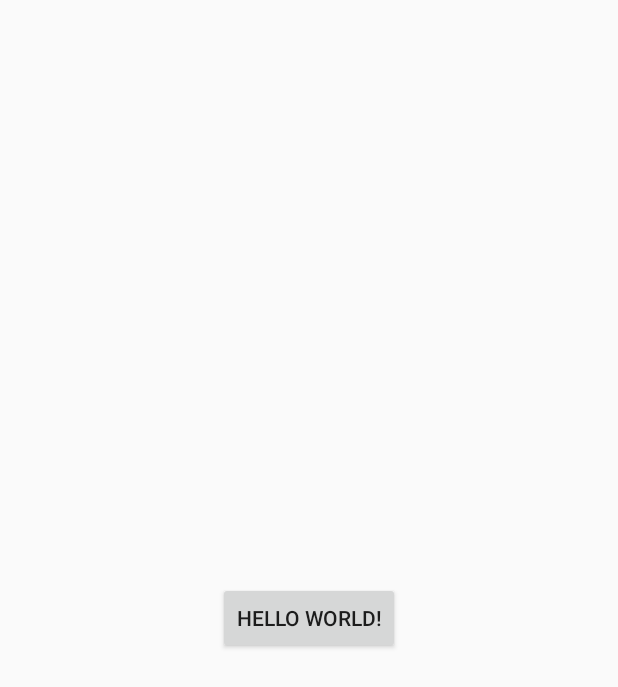
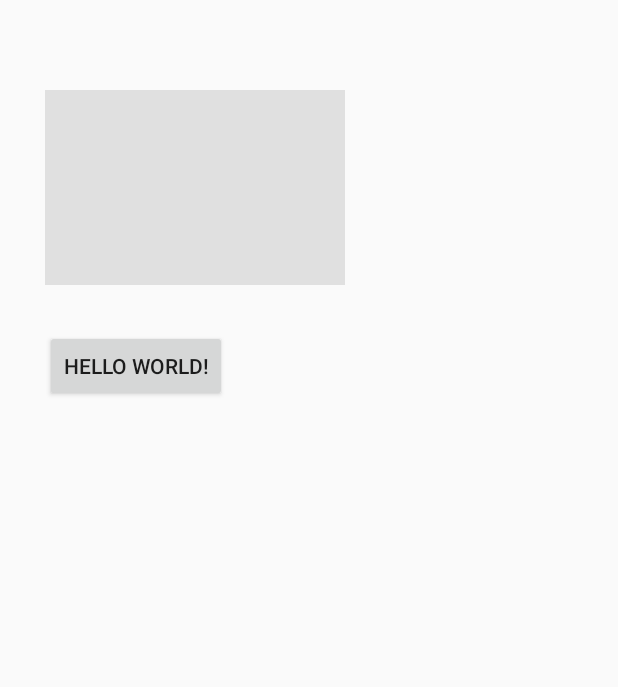
Before and after one commit to ahxiangkui/SNTImageBrowser, an Android app: the layout activity_main.xml on its own in the app's theme, with its tools: preview values and no code run, on a phone screen of 412 x 824 dp. Shown: the top 687 px of the screen. Run offline under Robolectric (Android 15) with nearby library versions, the phone set to English and light mode, and no system bars.

Commit message:
新增切换动画

```diff
--- a/app/build.gradle
+++ b/app/build.gradle
@@ -4,7 +4,7 @@ android {
     compileSdkVersion 28
     defaultConfig {
         applicationId "com.snt.sntimagebrowser.test"
-        minSdkVersion 19
+        minSdkVersion 21
         targetSdkVersion 28
         versionCode 1
         versionName "1.0"
@@ -22,5 +22,9 @@ dependencies {
     implementation fileTree(include: ['*.jar'], dir: 'libs')
     implementation 'com.android.support:appcompat-v7:28.0.0'
     implementation 'com.android.support.constraint:constraint-layout:1.1.3'
+    implementation 'com.facebook.fresco:fresco:1.5.0'
+    implementation 'me.relex:photodraweeview:1.1.3'
+    implementation 'com.github.bumptech.glide:glide:4.9.0'
+    annotationProcessor 'com.github.bumptech.glide:compiler:4.9.0'
     implementation project(':snt_image_browser')
 }
--- a/app/src/main/AndroidManifest.xml
+++ b/app/src/main/AndroidManifest.xml
@@ -1,5 +1,6 @@
 <?xml version="1.0" encoding="utf-8"?>
 <manifest xmlns:android="http://schemas.android.com/apk/res/android"
+    xmlns:tools="http://schemas.android.com/tools"
     package="com.snt.sntimagebrowser.test">
 
     <application
--- a/app/src/main/res/layout/activity_main.xml
+++ b/app/src/main/res/layout/activity_main.xml
@@ -1,19 +1,27 @@
 <?xml version="1.0" encoding="utf-8"?>
-<android.support.constraint.ConstraintLayout xmlns:android="http://schemas.android.com/apk/res/android"
+<LinearLayout xmlns:android="http://schemas.android.com/apk/res/android"
     xmlns:app="http://schemas.android.com/apk/res-auto"
     xmlns:tools="http://schemas.android.com/tools"
     android:layout_width="match_parent"
     android:layout_height="match_parent"
+    android:orientation="vertical"
+    android:paddingLeft="30dp"
+    android:paddingTop="60dp"
     tools:context=".MainActivity">
 
+    <ImageView
+        android:layout_width="200dp"
+        android:layout_height="130dp"
+        android:background="#E0E0E0"
+        android:id="@+id/image_view"
+        />
+
     <Button
+        android:layout_marginTop="30dp"
         android:id="@+id/btn_show_browser"
         android:layout_width="wrap_content"
         android:layout_height="wrap_content"
         android:text="Hello World!"
-        app:layout_constraintBottom_toBottomOf="parent"
-        app:layout_constraintLeft_toLeftOf="parent"
-        app:layout_constraintRight_toRightOf="parent"
-        app:layout_constraintTop_toTopOf="parent" />
+        />
 
-</android.support.constraint.ConstraintLayout>
+</LinearLayout>
--- a/snt_image_browser/src/main/AndroidManifest.xml
+++ b/snt_image_browser/src/main/AndroidManifest.xml
@@ -1,9 +1,12 @@
 <?xml version="1.0" encoding="utf-8"?>
 <manifest xmlns:android="http://schemas.android.com/apk/res/android"
+    xmlns:tools="http://schemas.android.com/tools"
     package="com.snt.lib.snt_image_browser">
     <uses-permission android:name="android.permission.INTERNET"/>
     <application>
-        <activity android:name=".ImageBrowserActivity"></activity>
+        <activity android:name=".ImageBrowserActivity"
+            android:theme="@style/AppTheme.ImageDetail"
+            />
     </application>
 
 </manifest>
--- a/snt_image_browser/src/main/java/com/snt/lib/snt_image_browser/ImageBrowserTabAdapter.java
+++ b/snt_image_browser/src/main/java/com/snt/lib/snt_image_browser/ImageBrowserTabAdapter.java
@@ -18,11 +18,13 @@ public class ImageBrowserTabAdapter extends FragmentStatePagerAdapter {
 
     private List<View> tabViews = new ArrayList<>();
     private List<ImageItem> items;
+    private ImageFragmentCallback callback;
 
-    public ImageBrowserTabAdapter(FragmentManager fm, Context context, List<ImageItem> items) {
+    public ImageBrowserTabAdapter(FragmentManager fm, Context context, List<ImageItem> items, ImageFragmentCallback callback) {
         super(fm);
         this.context = context;
         this.items = items;
+        this.callback = callback;
     }
 
     public List<View> getTabViews() {
@@ -32,7 +34,7 @@ public class ImageBrowserTabAdapter extends FragmentStatePagerAdapter {
     @Override
     public Fragment getItem(int position) {
 
-        return ImageBrowserFragment.newInstance(items.get(position));
+        return ImageBrowserFragment.newInstance(items.get(position), callback);
 
     }
 
--- /dev/null
+++ b/snt_image_browser/src/main/java/com/snt/lib/snt_image_browser/ImageFragmentCallback.java
@@ -0,0 +1,5 @@
+package com.snt.lib.snt_image_browser;
+
+public interface ImageFragmentCallback {
+    void imageItemClick();
+}
--- /dev/null
+++ b/snt_image_browser/src/main/res/transition/change_image_transform.xml
@@ -0,0 +1,9 @@
+<?xml version="1.0" encoding="utf-8"?>
+<transitionSet xmlns:android="http://schemas.android.com/apk/res/android">
+    <changeBounds
+        android:duration="300"
+        android:interpolator="@android:interpolator/fast_out_slow_in"/>
+    <changeImageTransform
+        android:duration="300"
+        android:interpolator="@android:interpolator/fast_out_slow_in"/>
+</transitionSet>
--- /dev/null
+++ b/snt_image_browser/src/main/res/transition/detail_enter.xml
@@ -0,0 +1,10 @@
+<?xml version="1.0" encoding="utf-8"?>
+<transitionSet xmlns:android="http://schemas.android.com/apk/res/android"
+    android:transitionOrdering="together">
+
+    <!--<slide android:slideEdge="bottom">-->
+    <!--</slide>-->
+    <fade>
+    </fade>
+
+</transitionSet>
--- /dev/null
+++ b/snt_image_browser/src/main/res/values/styles.xml
@@ -0,0 +1,14 @@
+<?xml version="1.0" encoding="utf-8"?>
+<resources>
+
+    <style name="AppTheme" parent="Theme.AppCompat.Light.NoActionBar">
+
+    </style>
+
+    <style name="AppTheme.ImageDetail">
+        <item name="android:windowTranslucentStatus">true</item>
+        <item name="android:windowAllowEnterTransitionOverlap">true</item>
+        <item name="android:windowEnterTransition">@transition/detail_enter</item>
+        <item name="android:windowSharedElementEnterTransition">@transition/change_image_transform</item>
+    </style>
+</resources>
```
Also changed, not shown: app/src/main/java/com/snt/sntimagebrowser/test/MainActivity.java (+30 -16 lines), build.gradle (+4 -4 lines), snt_image_browser/build.gradle (+18 -5 lines), snt_image_browser/src/main/java/com/snt/lib/snt_image_browser/ImageBrowser.java (added, +62 -0 lines), snt_image_browser/src/main/java/com/snt/lib/snt_image_browser/ImageBrowserActivity.java (+67 -25 lines), snt_image_browser/src/main/java/com/snt/lib/snt_image_browser/ImageBrowserFragment.java (+20 -7 lines), snt_image_browser/src/main/res/layout/activity_image_browser.xml (+20 -19 lines), snt_image_browser/src/main/res/transition/main_exit.xml (added, +10 -0 lines), snt_image_browser/src/main/res/transition/main_reenter.xml (added, +8 -0 lines), gradle/wrapper/gradle-wrapper.properties.
